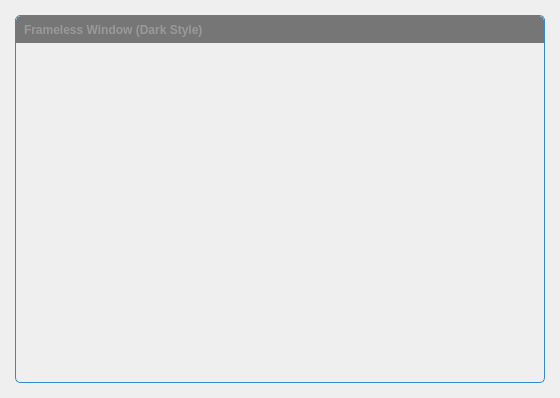
This is framelesswindow/framelesswindow.ui in Jorgen-VikingGod/Qt-Frameless-Window-DarkStyle as Qt 5 draws it before an edit. The edited form follows.
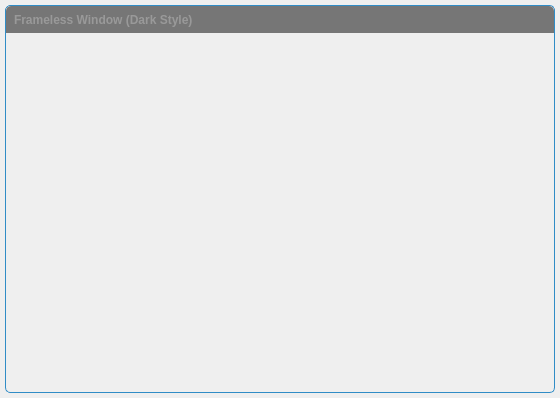
This is the edited form. Icons and pictures are not drawn. Custom widgets are drawn as their Qt base class.

Patch:
```diff
--- a/framelesswindow/framelesswindow.ui
+++ b/framelesswindow/framelesswindow.ui
@@ -21,16 +21,16 @@
     <number>0</number>
    </property>
    <property name="leftMargin">
-    <number>15</number>
+    <number>5</number>
    </property>
    <property name="topMargin">
-    <number>15</number>
+    <number>5</number>
    </property>
    <property name="rightMargin">
-    <number>15</number>
+    <number>5</number>
    </property>
    <property name="bottomMargin">
-    <number>15</number>
+    <number>5</number>
    </property>
    <item>
     <widget class="QWidget" name="windowFrame" native="true">
@@ -228,6 +228,23 @@
   border-radius:0px 0px 5px 5px;
 }</string>
         </property>
+        <layout class="QVBoxLayout" name="verticalLayout_3">
+         <property name="spacing">
+          <number>0</number>
+         </property>
+         <property name="leftMargin">
+          <number>0</number>
+         </property>
+         <property name="topMargin">
+          <number>0</number>
+         </property>
+         <property name="rightMargin">
+          <number>0</number>
+         </property>
+         <property name="bottomMargin">
+          <number>0</number>
+         </property>
+        </layout>
        </widget>
       </item>
      </layout>
```
